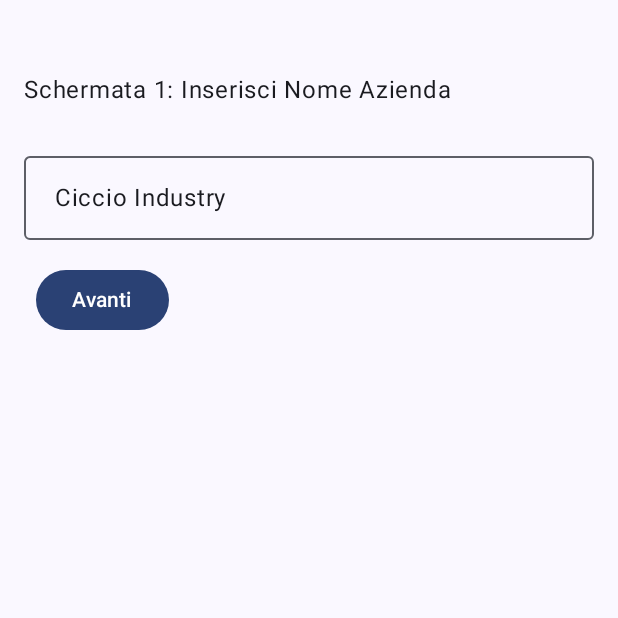
After one commit to GiuseppeRudi/BizSync, an Android app built with Jetpack Compose: the composable WelcomeScreen shown on its own in the app's theme, on a phone screen of 412 x 824 dp, the top half of it. The commit adds this screen. Run offline under Robolectric (Android 15) with nearby library versions, the phone set to English and light mode, and no system bars; our stand-ins replace Dagger/Hilt's generated code, Firebase (no records; nobody signed in at launch, a user with empty details on screens opened directly).

```diff
--- a/app/src/main/java/com/bizsync/app/MainApp.kt
+++ b/app/src/main/java/com/bizsync/app/MainApp.kt
@@ -3,6 +3,7 @@ package com.bizsync.app
 import androidx.compose.runtime.Composable
 import androidx.compose.runtime.LaunchedEffect
 import androidx.lifecycle.viewmodel.compose.viewModel
+import androidx.navigation.NavHostController
 import androidx.navigation.compose.rememberNavController
 import com.bizsync.app.screens.AppScaffold
 import com.bizsync.app.screens.SplashScreen
@@ -11,8 +12,8 @@ import kotlinx.coroutines.delay
 
 
 @Composable
-fun MainApp() {
-    val navController = rememberNavController()
+fun MainApp(navController : NavHostController) {
+
     val splashScreenViewModel : SplashViewModel = viewModel()
 
     // Usa un LaunchedEffect per nascondere lo SplashScreen dopo un certo tempo
--- /dev/null
+++ b/app/src/main/java/com/bizsync/app/screens/WelcomeScreen.kt
@@ -0,0 +1,104 @@
+package com.bizsync.app.screens
+
+import android.R
+import androidx.compose.foundation.clickable
+import androidx.compose.foundation.layout.Column
+import androidx.compose.foundation.layout.Row
+import androidx.compose.foundation.layout.Spacer
+import androidx.compose.foundation.layout.fillMaxSize
+import androidx.compose.foundation.layout.fillMaxWidth
+import androidx.compose.foundation.layout.height
+import androidx.compose.foundation.layout.padding
+import androidx.compose.foundation.layout.width
+import androidx.compose.material3.Button
+import androidx.compose.material3.Card
+import androidx.compose.material3.CardDefaults
+import androidx.compose.material3.MaterialTheme
+import androidx.compose.material3.OutlinedTextField
+import androidx.compose.material3.Text
+import androidx.compose.runtime.Composable
+import androidx.compose.ui.Modifier
+import androidx.compose.ui.graphics.Color
+import androidx.compose.ui.tooling.preview.Preview
+import androidx.compose.ui.unit.dp
+import androidx.hilt.navigation.compose.hiltViewModel
+import androidx.lifecycle.viewmodel.compose.viewModel
+import com.bizsync.ui.components.DipendentiSelector
+import com.bizsync.ui.components.SettoreSelector
+import com.bizsync.ui.viewmodels.WelcomeViewModel
+
+
+@Composable
+fun WelcomeScreen() {
+
+
+    val welcomeviewmodel :  WelcomeViewModel = hiltViewModel()
+
+
+    Column(modifier = Modifier.fillMaxSize().padding(16.dp)) {
+        when (welcomeviewmodel.currentStep.value) {
+            1 -> StepOne(welcomeviewmodel)
+            2 -> StepTwo(welcomeviewmodel)
+            3 -> StepThree(welcomeviewmodel)
+        }
+
+        Spacer(modifier = Modifier.height(16.dp))
+
+        Row {
+            if (welcomeviewmodel.currentStep.value > 1) {
+                Button(onClick = { welcomeviewmodel.currentStep.value-- }) {
+                    Text("Indietro")
+                }
+            }
+
+            Spacer(modifier = Modifier.width(8.dp))
+
+            if (welcomeviewmodel.currentStep.value < 3) {
+                Button(onClick = { welcomeviewmodel.currentStep.value++ }) {
+                    Text("Avanti")
+                }
+            } else {
+                Button(onClick = { welcomeviewmodel.aggiungiAzienda() }) {
+                    Text("Conferma")
+                }
+            }
+        }
+    }
+}
+
+
+@Composable
+fun StepOne(welcomeviewmodel : WelcomeViewModel) {
+
+    Spacer(modifier = Modifier.padding(16.dp))
+
+    Text("Schermata 1: Inserisci Nome Azienda")
+
+    Spacer(modifier = Modifier.padding(16.dp))
+
+    OutlinedTextField(
+        value = welcomeviewmodel.nomeAzienda.value,
+        onValueChange = { welcomeviewmodel.nomeAzienda.value = it },
+        modifier = Modifier.fillMaxWidth()
+    )
+}
+
+
+
+@Composable
+fun StepTwo(welcomeviewmodel: WelcomeViewModel) {
+
+    Spacer(modifier = Modifier.padding(16.dp))
+
+    Text("Schermata 2: Inserisci Numero Indipendenti")
+
+    DipendentiSelector(welcomeviewmodel)
+
+}
+
+@Composable
+fun StepThree(welcomeviewmodel: WelcomeViewModel) {
+    Text("Schermata 3:  Altri dati utili " )
+
+    SettoreSelector(welcomeviewmodel)
+}
--- a/model/src/main/java/com/bizsync/model/Turno.kt
+++ b/model/src/main/java/com/bizsync/model/Turno.kt
@@ -14,8 +14,3 @@ data class Turno(
     // Costruttore senza argomenti necessario per Firestore
     constructor() : this("", "", Timestamp.now())
 }
-
-
-
-// val docRef = db.collection("turni").add(nuovoTurno).await()
-// val idGenerato = docRef.id
--- /dev/null
+++ b/ui/src/main/java/com/bizsync/ui/viewmodels/WelcomeViewModel.kt
@@ -0,0 +1,31 @@
+package com.bizsync.ui.viewmodels
+
+import android.util.Log
+import androidx.compose.runtime.mutableStateOf
+import androidx.hilt.navigation.compose.hiltViewModel
+import androidx.lifecycle.ViewModel
+import androidx.lifecycle.viewModelScope
+import androidx.lifecycle.viewmodel.compose.viewModel
+import com.bizsync.backend.repository.AziendaRepository
+import com.bizsync.model.Azienda
+import dagger.hilt.android.lifecycle.HiltViewModel
+import kotlinx.coroutines.launch
+import javax.inject.Inject
+
+@HiltViewModel
+class WelcomeViewModel  @Inject constructor(private val aziendaRepository: AziendaRepository): ViewModel() {
+
+
+    var currentStep = mutableStateOf(1)
+    var nomeAzienda = mutableStateOf(" Ciccio Industry")
+    var numDipendentiRange = mutableStateOf("")
+    val settore = mutableStateOf("")
+    val customSettore = mutableStateOf("")
+
+    fun aggiungiAzienda()
+    {
+        viewModelScope.launch {
+            aziendaRepository.creaAzienda(Azienda("",nomeAzienda.value))
+        }
+    }
+}
```
Also changed, not shown: app/src/main/java/com/bizsync/app/MainActivity.kt (+27 -12 lines), app/src/main/java/com/bizsync/app/navigation/AppNavigator.kt (+7 -0 lines), app/src/main/java/com/bizsync/app/screens/HomeScreen.kt (+17 -0 lines), app/src/main/java/com/bizsync/app/screens/LoginScreen.kt (added, +33 -0 lines), app/src/main/java/com/bizsync/app/screens/PianificaScreen.kt (+13 -10 lines), backend/src/main/java/com/bizsync/backend/repository/AziendaRepository.kt (added, +27 -0 lines), backend/src/main/java/com/bizsync/backend/repository/UserRepository.kt (added, +33 -0 lines), model/src/main/java/com/bizsync/model/Azienda.kt (added, +16 -0 lines), model/src/main/java/com/bizsync/model/User.kt (added, +14 -0 lines), ui/src/main/java/com/bizsync/ui/components/DialogAddShift.kt (+23 -5 lines), ui/src/main/java/com/bizsync/ui/components/DipendentiSelector.kt (added, +44 -0 lines), ui/src/main/java/com/bizsync/ui/components/SettoreSelector.kt (added, +66 -0 lines), ui/src/main/java/com/bizsync/ui/viewmodels/UserViewModel.kt (added, +28 -0 lines).
